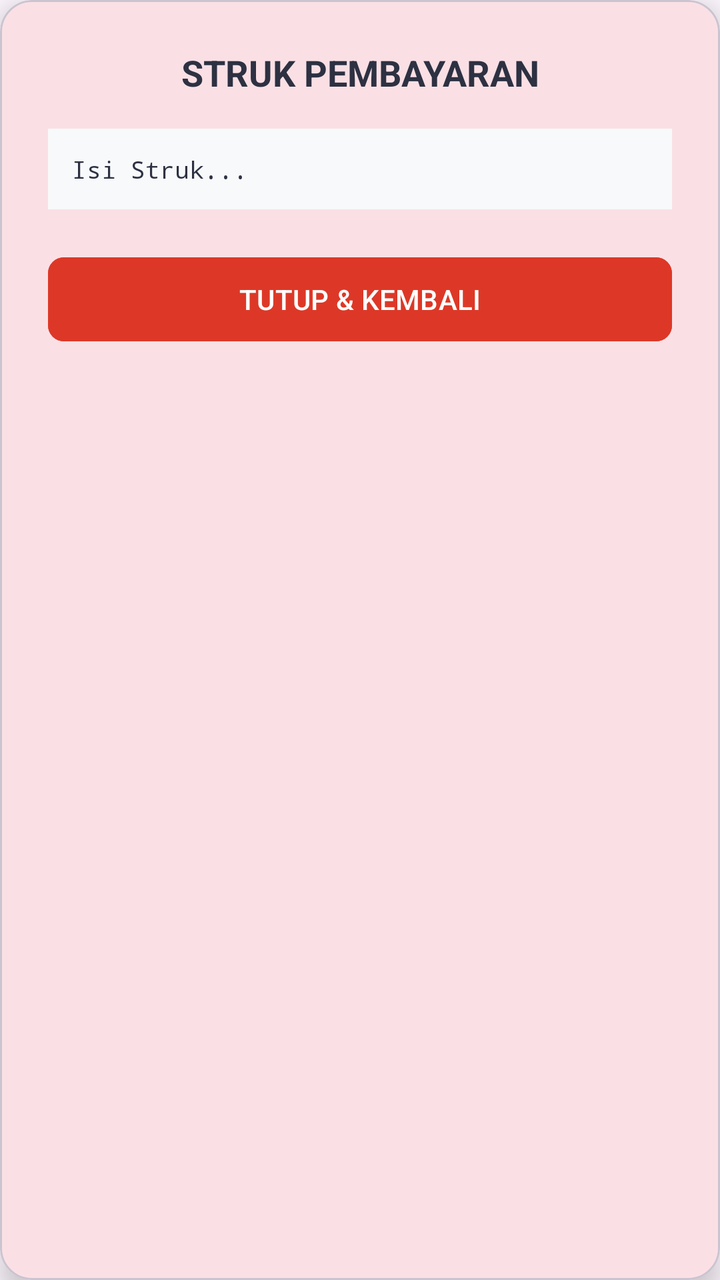
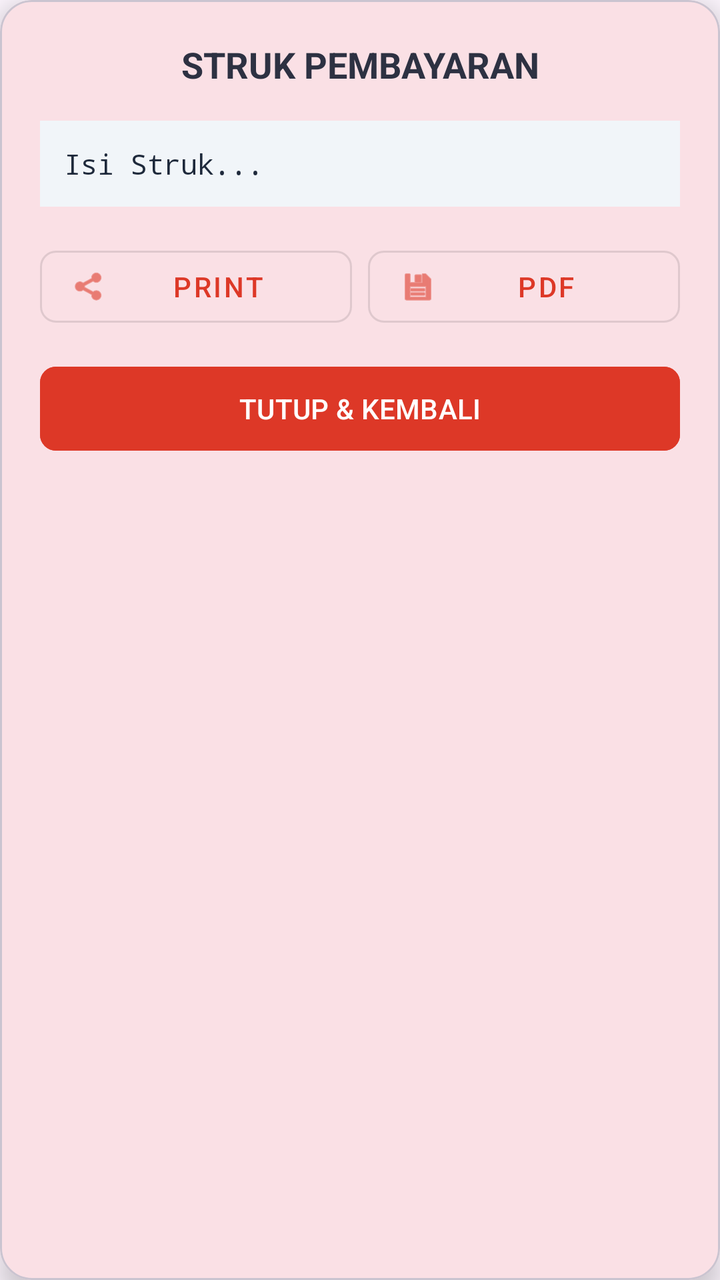

Compare the two renders of this Android layout. The source of the first and the diff that turns it into the second are given below.
<!-- AndroidManifest.xml: application theme Theme.SmolieGiftMobile -->
<!-- res/layout/dialog_struk.xml -->
<?xml version="1.0" encoding="utf-8"?>
<com.google.android.material.card.MaterialCardView xmlns:android="http://schemas.android.com/apk/res/android"
    xmlns:app="http://schemas.android.com/apk/res-auto"
    android:layout_width="match_parent"
    android:layout_height="wrap_content"
    app:cardCornerRadius="16dp"
    app:cardElevation="8dp"
    android:layout_margin="24dp">

    <LinearLayout
        android:layout_width="match_parent"
        android:layout_height="wrap_content"
        android:orientation="vertical"
        android:padding="24dp">

        <TextView
            android:layout_width="match_parent"
            android:layout_height="wrap_content"
            android:text="STRUK PEMBAYARAN"
            android:textStyle="bold"
            android:textSize="18sp"
            android:textColor="#2D3142"
            android:gravity="center"
            android:layout_marginBottom="16dp"/>

        <ScrollView
            android:layout_width="match_parent"
            android:layout_height="wrap_content"
            android:maxHeight="300dp"
            android:background="#F8F9FA"
            android:padding="12dp">

            <TextView
                android:id="@+id/tvIsiStruk"
                android:layout_width="match_parent"
                android:layout_height="wrap_content"
                android:text="Isi Struk..."
                android:textColor="#2D3142"
                android:typeface="monospace"
                android:textSize="12sp"/>
        </ScrollView>

        <Button
            android:id="@+id/btnTutupStruk"
            android:layout_width="match_parent"
            android:layout_height="50dp"
            android:text="TUTUP &amp; KEMBALI"
            android:backgroundTint="#DD3827"
            android:textColor="#FFFFFF"
            android:layout_marginTop="20dp"
            app:cornerRadius="8dp"/>

    </LinearLayout>
</com.google.android.material.card.MaterialCardView>
<!-- resources referenced by this layout -->
<resources>
  <style name="Theme.SmolieGiftMobile" parent="Base.Theme.SmolieGiftMobile" />
  <style name="Base.Theme.SmolieGiftMobile" parent="Theme.Material3.DayNight.NoActionBar">
          
          <item name="colorPrimary">#DD3827</item>
          <item name="colorOnPrimary">#FFFFFF</item>
      </style>
</resources>

<!-- the commit's change to res/layout/dialog_struk.xml (unified diff, before → after) -->
@@ -5,13 +5,13 @@
     android:layout_height="wrap_content"
     app:cardCornerRadius="16dp"
     app:cardElevation="8dp"
-    android:layout_margin="24dp">
+    android:layout_margin="16dp">
 
     <LinearLayout
         android:layout_width="match_parent"
         android:layout_height="wrap_content"
         android:orientation="vertical"
-        android:padding="24dp">
+        android:padding="20dp">
 
         <TextView
             android:layout_width="match_parent"
@@ -26,8 +26,8 @@
         <ScrollView
             android:layout_width="match_parent"
             android:layout_height="wrap_content"
-            android:maxHeight="300dp"
-            android:background="#F8F9FA"
+            android:maxHeight="350dp"
+            android:background="#F1F5F9"
             android:padding="12dp">
 
             <TextView
@@ -35,10 +35,39 @@
                 android:layout_width="match_parent"
                 android:layout_height="wrap_content"
                 android:text="Isi Struk..."
-                android:textColor="#2D3142"
+                android:textColor="#1E293B"
                 android:typeface="monospace"
-                android:textSize="12sp"/>
+                android:textSize="14sp"
+                android:lineSpacingExtra="2dp"/>
         </ScrollView>
+
+        <LinearLayout
+            android:layout_width="match_parent"
+            android:layout_height="wrap_content"
+            android:orientation="horizontal"
+            android:layout_marginTop="16dp">
+
+            <Button
+                android:id="@+id/btnPrintStruk"
+                style="@style/Widget.MaterialComponents.Button.OutlinedButton"
+                android:layout_width="0dp"
+                android:layout_height="wrap_content"
+                android:layout_weight="1"
+                android:text="PRINT"
+                android:layout_marginEnd="8dp"
+                app:icon="@android:drawable/ic_menu_share"
+                app:cornerRadius="8dp"/>
+
+            <Button
+                android:id="@+id/btnSimpanPdf"
+                style="@style/Widget.MaterialComponents.Button.OutlinedButton"
+                android:layout_width="0dp"
+                android:layout_height="wrap_content"
+                android:layout_weight="1"
+                android:text="PDF"
+                app:icon="@android:drawable/ic_menu_save"
+                app:cornerRadius="8dp"/>
+        </LinearLayout>
 
         <Button
             android:id="@+id/btnTutupStruk"
@@ -47,7 +76,7 @@
             android:text="TUTUP &amp; KEMBALI"
             android:backgroundTint="#DD3827"
             android:textColor="#FFFFFF"
-            android:layout_marginTop="20dp"
+            android:layout_marginTop="12dp"
             app:cornerRadius="8dp"/>
 
     </LinearLayout>
